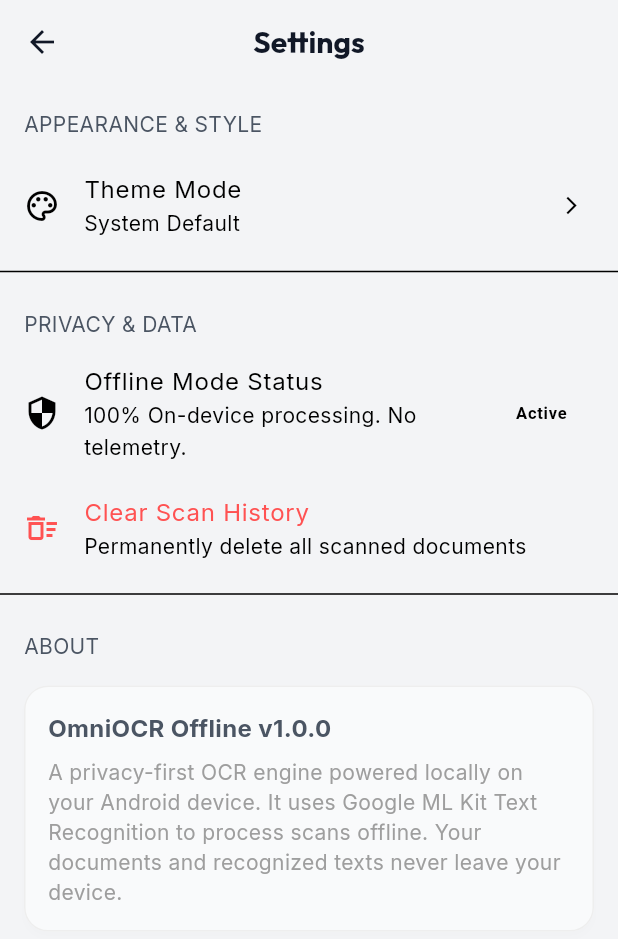
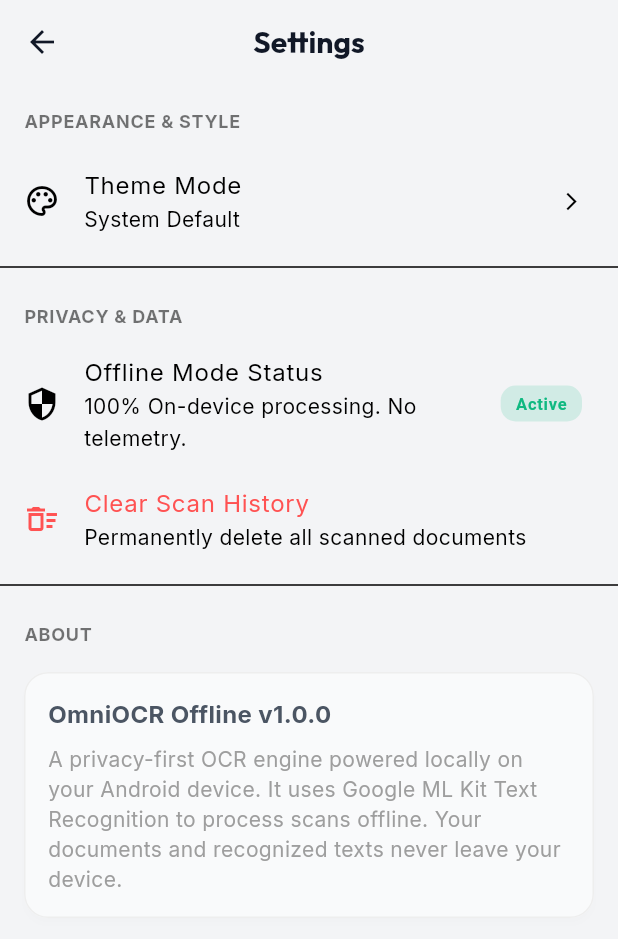
Before and after one commit to Hardikkhyal/hardik-ocr-system, a Flutter app: the SettingsScreen screen opened directly, on a phone screen of 412 x 824 dp. Shown: the top 939 px of the screen. Run offline on Flutter 3.47's test engine with Material 3 defaults, Android fonts, the phone set to English and light mode, and no system bars; our stand-ins replace flutter_riverpod, flutter_tts, google_fonts, hive_flutter, image_cropper, image_picker and 1 more; missing offline and left inert: google_mlkit_text_recognition; accounts and stored records are empty.

Commit message:
Fix compiler errors

```diff
--- a/lib/core/theme/app_theme.dart
+++ b/lib/core/theme/app_theme.dart
@@ -71,12 +71,12 @@
           color: textPrimary,
         ),
       ),
-      cardTheme: CardTheme(
+      cardTheme: const CardThemeData(
         color: darkCard,
         elevation: 0,
         shape: RoundedRectangleBorder(
           borderRadius: BorderRadius.circular(16),
-          side: const BorderSide(
+          side: BorderSide(
             color: Color(0xFF2D3748), // Subtle glass-like border
             width: 1,
           ),
@@ -151,7 +151,7 @@
           color: lightTextPrimary,
         ),
       ),
-      cardTheme: CardTheme(
+      cardTheme: CardThemeData(
         color: lightCard,
         elevation: 2,
         shadowColor: Colors.black.withOpacity(0.05),
--- a/lib/features/dashboard/views/dashboard_screen.dart
+++ b/lib/features/dashboard/views/dashboard_screen.dart
@@ -218,7 +218,7 @@
                             const SizedBox(height: 6),
                             Text(
                               'Scan a document or import an image to begin extracting text offline.',
-                              textAlign: Center,
+                              textAlign: TextAlign.center,
                               style: Theme.of(context).textTheme.bodyMedium,
                             ),
                           ],
@@ -276,7 +276,7 @@
                           const SizedBox(height: 20),
                           Text(
                             _getLoadingText(ocrState.status),
-                            textAlign: Center,
+                            textAlign: TextAlign.center,
                             style: Theme.of(context).textTheme.bodyLarge?.copyWith(
                                   fontWeight: FontWeight.bold,
                                 ),
--- a/lib/features/ocr/views/result_screen.dart
+++ b/lib/features/ocr/views/result_screen.dart
@@ -122,7 +122,7 @@
     ScaffoldMessenger.of(context).showSnackBar(
       const SnackBar(
         content: Text('Scan results updated successfully.'),
-        backgroundColor: Colors.emerald,
+        backgroundColor: Color(0xFF10B981),
       ),
     );
   }
--- a/lib/features/settings/views/settings_screen.dart
+++ b/lib/features/settings/views/settings_screen.dart
@@ -40,12 +40,12 @@
             trailing: Container(
               padding: const EdgeInsets.symmetric(horizontal: 10, vertical: 4),
               decoration: BoxDecoration(
-                color: Colors.emerald.withOpacity(0.15),
+                color: const Color(0xFF10B981).withOpacity(0.15),
                 borderRadius: BorderRadius.circular(10),
               ),
               child: const Text(
                 'Active',
-                style: TextStyle(color: Colors.emerald, fontWeight: FontWeight.bold, fontSize: 11),
+                style: TextStyle(color: Color(0xFF10B981), fontWeight: FontWeight.bold, fontSize: 11),
               ),
             ),
           ),
@@ -94,13 +94,15 @@
     final isDark = Theme.of(context).brightness == Brightness.dark;
     return Padding(
       padding: const EdgeInsets.only(left: 16.0, top: 16.0, bottom: 8.0),
+      child: Text(
+        title.toUpperCase(),
         style: Theme.of(context).textTheme.bodyMedium?.copyWith(
               fontWeight: FontWeight.bold,
               fontSize: 12,
               color: isDark ? Colors.white60 : Colors.black54,
               letterSpacing: 0.5,
             ),
-      child: Text(title.toUpperCase()),
+      ),
     );
   }
 
```
Lines whose indentation alone changed are shown as unchanged.
